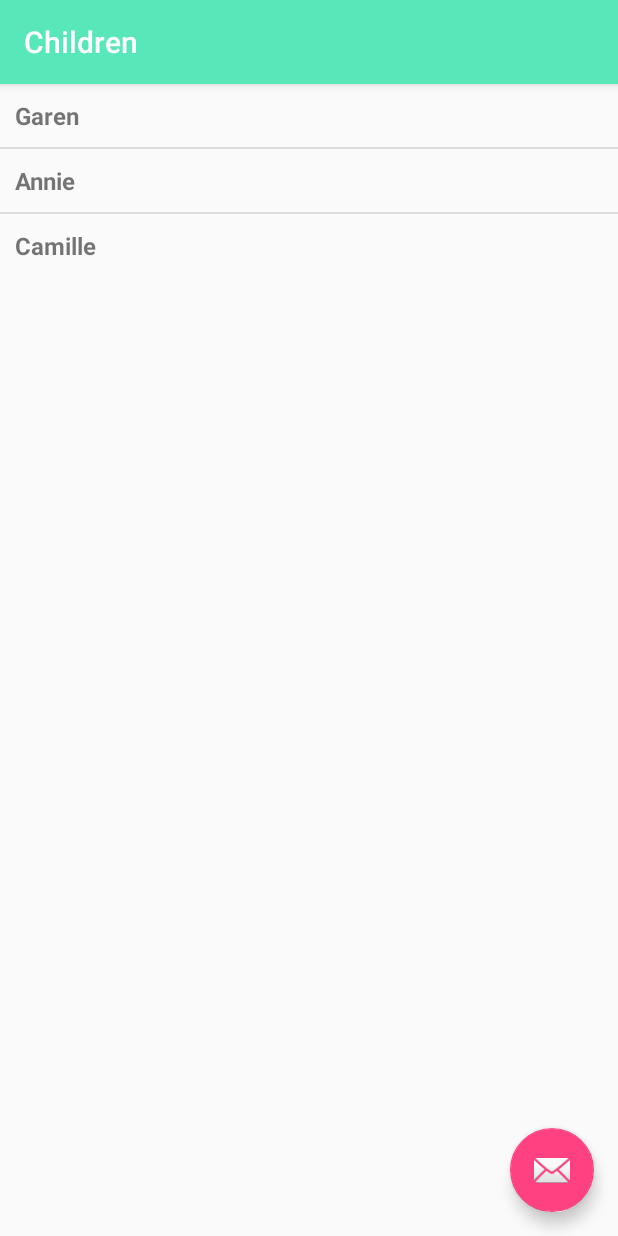
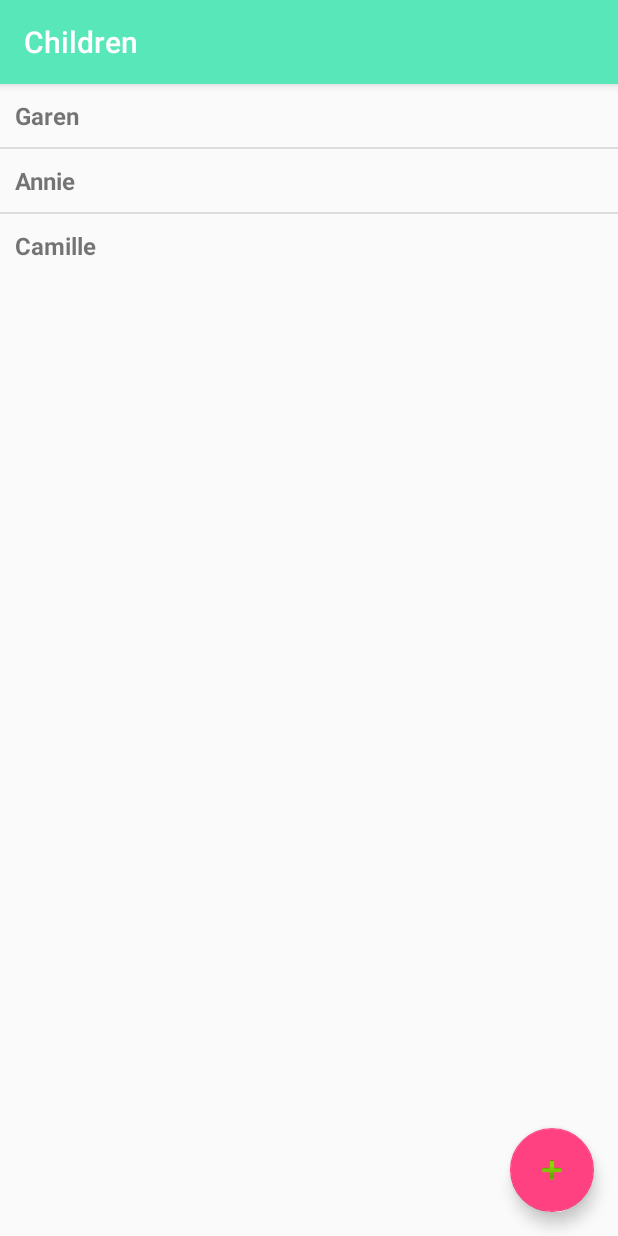
Before and after one commit to Cameron-Barge/Awexa, an Android app: the MainActivity screen opened directly, with no data from a screen before it, on a phone screen of 412 x 824 dp. Run offline under Robolectric (Android 15) with nearby library versions, the light colour scheme and no system bars.

Commit message:
Change add child button to plus sign

```diff
--- a/Awexa/app/src/main/res/layout/activity_main.xml
+++ b/Awexa/app/src/main/res/layout/activity_main.xml
@@ -13,7 +13,8 @@
 
     </android.support.design.widget.AppBarLayout>
 
-    <include layout="@layout/content_main" />
+    <include layout="@layout/content_main"
+        android:id="@+id/include2" />
 
     <android.support.design.widget.FloatingActionButton
         android:id="@+id/fab"
@@ -21,6 +22,6 @@
         android:layout_height="wrap_content"
         android:layout_gravity="bottom|end"
         android:layout_margin="@dimen/fab_margin"
-        app:srcCompat="@android:drawable/ic_dialog_email" />
+        app:srcCompat="@android:drawable/ic_input_add" />
 
 </android.support.design.widget.CoordinatorLayout>
```
